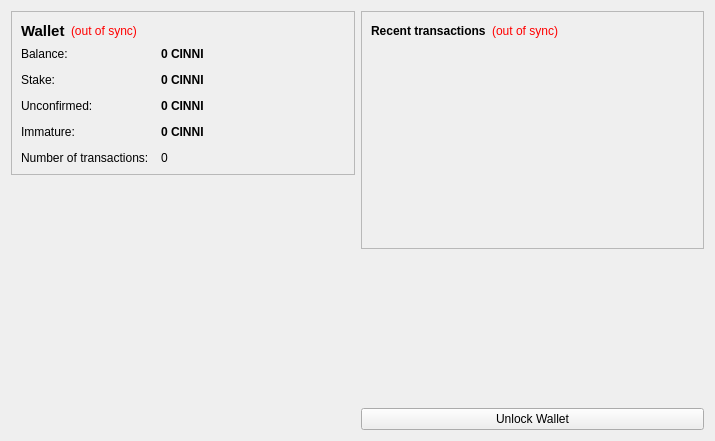
Old version of the form src/qt/forms/overviewpage.ui in the repository Cinnicoin/CinniCoin.
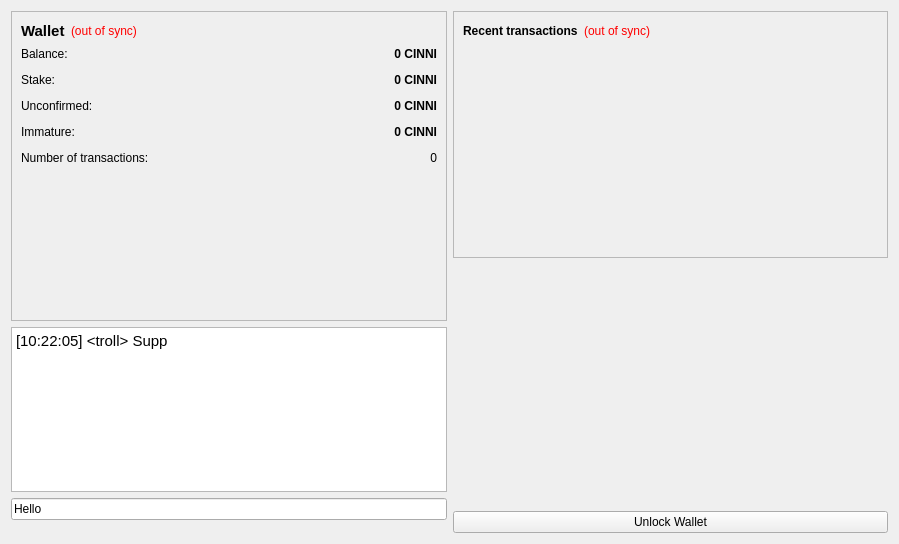
New version of the form. Icons and pictures are not drawn.

Patch:
```diff
--- a/src/qt/forms/overviewpage.ui
+++ b/src/qt/forms/overviewpage.ui
@@ -6,8 +6,8 @@
    <rect>
     <x>0</x>
     <y>0</y>
-    <width>715</width>
-    <height>441</height>
+    <width>899</width>
+    <height>544</height>
    </rect>
   </property>
   <property name="windowTitle">
@@ -22,7 +22,10 @@
         <enum>QFrame::StyledPanel</enum>
        </property>
        <property name="frameShadow">
-        <enum>QFrame::Raised</enum>
+        <enum>QFrame::Sunken</enum>
+       </property>
+       <property name="lineWidth">
+        <number>1</number>
        </property>
        <layout class="QVBoxLayout" name="verticalLayout_4">
         <item>
@@ -107,48 +110,29 @@
             <property name="text">
              <string notr="true">0 CINNI</string>
             </property>
+            <property name="alignment">
+             <set>Qt::AlignRight|Qt::AlignTrailing|Qt::AlignVCenter</set>
+            </property>
             <property name="textInteractionFlags">
              <set>Qt::LinksAccessibleByMouse|Qt::TextSelectableByKeyboard|Qt::TextSelectableByMouse</set>
             </property>
            </widget>
           </item>
-          <item row="1" column="0">
+          <item row="2" column="0">
            <widget class="QLabel" name="label_6">
             <property name="text">
              <string>Stake:</string>
             </property>
            </widget>
           </item>
-          <item row="1" column="1">
-           <widget class="QLabel" name="labelStake">
-            <property name="font">
-             <font>
-              <weight>75</weight>
-              <bold>true</bold>
-             </font>
-            </property>
-            <property name="cursor">
-             <cursorShape>IBeamCursor</cursorShape>
-            </property>
-            <property name="toolTip">
-             <string>Total of coins that was staked, and do not yet count toward the current balance</string>
-            </property>
-            <property name="text">
-             <string notr="true">0 CINNI</string>
-            </property>
-            <property name="textInteractionFlags">
-             <set>Qt::LinksAccessibleByMouse|Qt::TextSelectableByKeyboard|Qt::TextSelectableByMouse</set>
-            </property>
-           </widget>
-          </item>
-          <item row="2" column="0">
+          <item row="4" column="0">
            <widget class="QLabel" name="label_3">
             <property name="text">
              <string>Unconfirmed:</string>
             </property>
            </widget>
           </item>
-          <item row="2" column="1">
+          <item row="4" column="1">
            <widget class="QLabel" name="labelUnconfirmed">
             <property name="font">
              <font>
@@ -165,19 +149,22 @@
             <property name="text">
              <string notr="true">0 CINNI</string>
             </property>
+            <property name="alignment">
+             <set>Qt::AlignRight|Qt::AlignTrailing|Qt::AlignVCenter</set>
+            </property>
             <property name="textInteractionFlags">
              <set>Qt::LinksAccessibleByMouse|Qt::TextSelectableByKeyboard|Qt::TextSelectableByMouse</set>
             </property>
            </widget>
           </item>
-          <item row="3" column="0">
+          <item row="6" column="0">
            <widget class="QLabel" name="labelImmatureText">
             <property name="text">
              <string>Immature:</string>
             </property>
            </widget>
           </item>
-          <item row="3" column="1">
+          <item row="6" column="1">
            <widget class="QLabel" name="labelImmature">
             <property name="font">
              <font>
@@ -191,19 +178,22 @@
             <property name="text">
              <string notr="true">0 CINNI</string>
             </property>
+            <property name="alignment">
+             <set>Qt::AlignRight|Qt::AlignTrailing|Qt::AlignVCenter</set>
+            </property>
             <property name="textInteractionFlags">
              <set>Qt::LinksAccessibleByMouse|Qt::TextSelectableByKeyboard|Qt::TextSelectableByMouse</set>
             </property>
            </widget>
           </item>
-          <item row="4" column="0">
+          <item row="7" column="0">
            <widget class="QLabel" name="label_2">
             <property name="text">
              <string>Number of transactions:</string>
             </property>
            </widget>
           </item>
-          <item row="4" column="1">
+          <item row="7" column="1">
            <widget class="QLabel" name="labelNumTransactions">
             <property name="toolTip">
              <string>Total number of transactions in wallet</string>
@@ -211,13 +201,105 @@
             <property name="text">
              <string notr="true">0</string>
             </property>
+            <property name="alignment">
+             <set>Qt::AlignRight|Qt::AlignTrailing|Qt::AlignVCenter</set>
+            </property>
+           </widget>
+          </item>
+          <item row="2" column="1">
+           <widget class="QLabel" name="labelStake">
+            <property name="font">
+             <font>
+              <weight>75</weight>
+              <bold>true</bold>
+             </font>
+            </property>
+            <property name="cursor">
+             <cursorShape>IBeamCursor</cursorShape>
+            </property>
+            <property name="toolTip">
+             <string>Total of coins that was staked, and do not yet count toward the current balance</string>
+            </property>
+            <property name="text">
+             <string notr="true">0 CINNI</string>
+            </property>
+            <property name="alignment">
+             <set>Qt::AlignRight|Qt::AlignTrailing|Qt::AlignVCenter</set>
+            </property>
+            <property name="textInteractionFlags">
+             <set>Qt::LinksAccessibleByMouse|Qt::TextSelectableByKeyboard|Qt::TextSelectableByMouse</set>
+            </property>
            </widget>
           </item>
          </layout>
         </item>
+        <item>
+         <widget class="QLabel" name="logo">
+          <property name="enabled">
+           <bool>true</bool>
+          </property>
+          <property name="minimumSize">
+           <size>
+            <width>140</width>
+            <height>140</height>
+           </size>
+          </property>
+          <property name="acceptDrops">
+           <bool>false</bool>
+          </property>
+          <property name="autoFillBackground">
+           <bool>false</bool>
+          </property>
+          <property name="lineWidth">
+           <number>0</number>
+          </property>
+          <property name="text">
+           <string/>
+          </property>
+          <property name="pixmap">
+           <pixmap resource="../bitcoin.qrc">:/images/backg</pixmap>
+          </property>
+          <property name="scaledContents">
+           <bool>false</bool>
+          </property>
+          <property name="alignment">
+           <set>Qt::AlignCenter</set>
+          </property>
+          <property name="margin">
+           <number>0</number>
+          </property>
+          <property name="indent">
+           <number>0</number>
+          </property>
+         </widget>
+        </item>
        </layout>
       </widget>
      </item>
+     <item>
+      <widget class="QTextBrowser" name="trollBox">
+       <property name="html">
+        <string>&lt;!DOCTYPE HTML PUBLIC &quot;-//W3C//DTD HTML 4.0//EN&quot; &quot;http://www.w3.org/TR/REC-html40/strict.dtd&quot;&gt;
+&lt;html&gt;&lt;head&gt;&lt;meta name=&quot;qrichtext&quot; content=&quot;1&quot; /&gt;&lt;style type=&quot;text/css&quot;&gt;
+p, li { white-space: pre-wrap; }
+&lt;/style&gt;&lt;/head&gt;&lt;body style=&quot; font-family:'Cantarell'; font-size:11pt; font-weight:400; font-style:normal;&quot;&gt;
+&lt;p style=&quot; margin-top:0px; margin-bottom:0px; margin-left:0px; margin-right:0px; -qt-block-indent:0; text-indent:0px;&quot;&gt;[10:22:05] &amp;lt;troll&amp;gt; Supp&lt;/p&gt;&lt;/body&gt;&lt;/html&gt;</string>
+       </property>
+      </widget>
+     </item>
+     <item>
+      <widget class="QLineEdit" name="lineEditTrollBox">
+       <property name="sizePolicy">
+        <sizepolicy hsizetype="Minimum" vsizetype="Fixed">
+         <horstretch>0</horstretch>
+         <verstretch>0</verstretch>
+        </sizepolicy>
+       </property>
+       <property name="text">
+        <string>Hello</string>
+       </property>
+      </widget>
+     </item>
      <item>
       <spacer name="verticalSpacer">
        <property name="orientation">
@@ -231,25 +313,6 @@
        </property>
       </spacer>
      </item>
-     <item>
-      <widget class="QLabel" name="label_6">
-       <property name="text">
-        <string/>
-       </property>
-       <property name="pixmap">
-        <pixmap resource="../bitcoin.qrc">:/images/backg</pixmap>
-       </property>
-       <property name="scaledContents">
-        <bool>false</bool>
-       </property>
-       <property name="alignment">
-        <set>Qt::AlignCenter</set>
-       </property>
-       <property name="margin">
-        <number>-2</number>
-       </property>
-      </widget>
-     </item>
     </layout>
    </item>
    <item>
@@ -260,7 +323,7 @@
         <enum>QFrame::StyledPanel</enum>
        </property>
        <property name="frameShadow">
-        <enum>QFrame::Raised</enum>
+        <enum>QFrame::Sunken</enum>
        </property>
        <layout class="QVBoxLayout" name="verticalLayout">
         <item>
```
